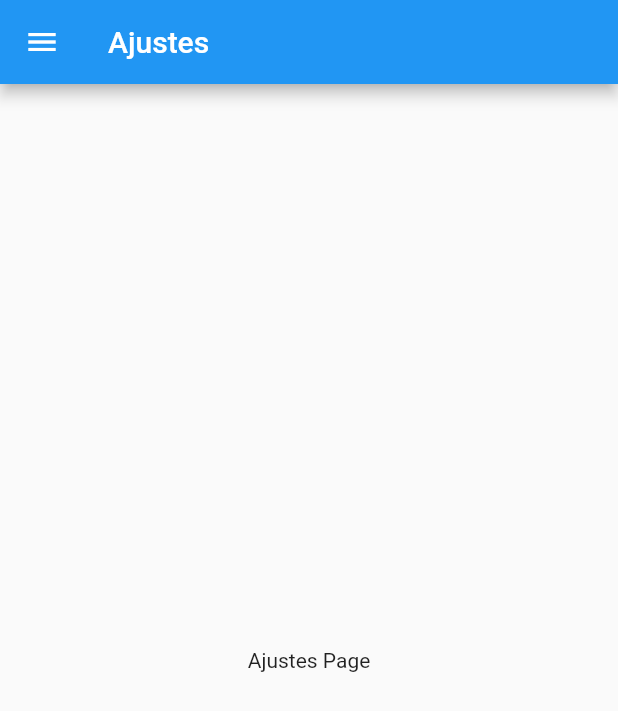
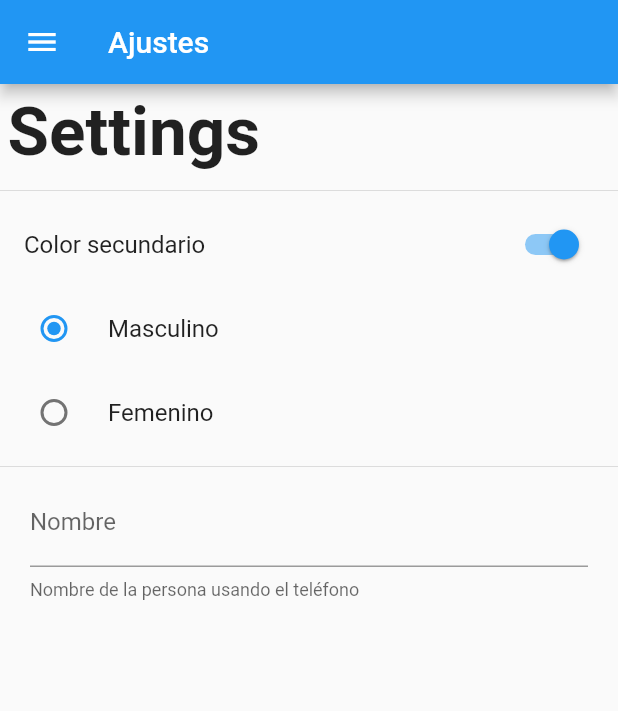
Before and after one commit to aizaguirreteb/flutter-preferencias-usuario, a Flutter app: the SettingsPage screen opened by its route, on a phone screen of 412 x 824 dp. Shown: the top 711 px of the screen. Run offline on Flutter 3.47's test engine with Material 2 defaults, Android fonts, the phone set to English and light mode, and no system bars.

Commit message:
settings + switch + radiolisttile +textfield

```diff
--- a/lib/src/pages/settings_page.dart
+++ b/lib/src/pages/settings_page.dart
@@ -12,8 +12,46 @@ class SettingsPage extends StatelessWidget {
       appBar: AppBar(
         title: Text('Ajustes'),
       ),
-      body: Center(
-        child: Text('Ajustes Page'),
+      body: ListView(
+        children: <Widget>[
+          Container(
+            padding: EdgeInsets.all(5.0),
+            child: Text('Settings',style: TextStyle(fontSize: 45.0, fontWeight: FontWeight.bold),),
+          ),
+          Divider(),
+          SwitchListTile(
+            value: true,
+            title: Text('Color secundario'),
+            onChanged: ( value ){},
+          ),
+
+          RadioListTile(
+            value: 1,
+            title: Text('Masculino'),
+            groupValue: 1,
+            onChanged: ( value ){},
+          ),
+
+          RadioListTile(
+            value: 1,
+            title: Text('Femenino'),
+            groupValue: 2,
+            onChanged: ( value ){},
+          ),
+
+          Divider(),
+
+          Container(
+            padding: EdgeInsets.symmetric(horizontal: 20.0),
+            child: TextField(
+              decoration: InputDecoration(
+                labelText: 'Nombre',
+                helperText: 'Nombre de la persona usando el teléfono'
+              ),
+              onChanged: (value){},
+            ),
+          )
+        ],
       ),
     );
   }
```
